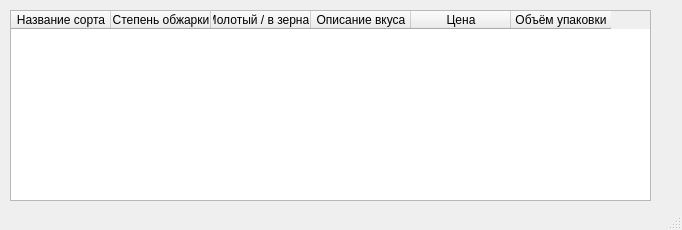
Qt form main.ui (Blue000Black/Homework1) before a commit.
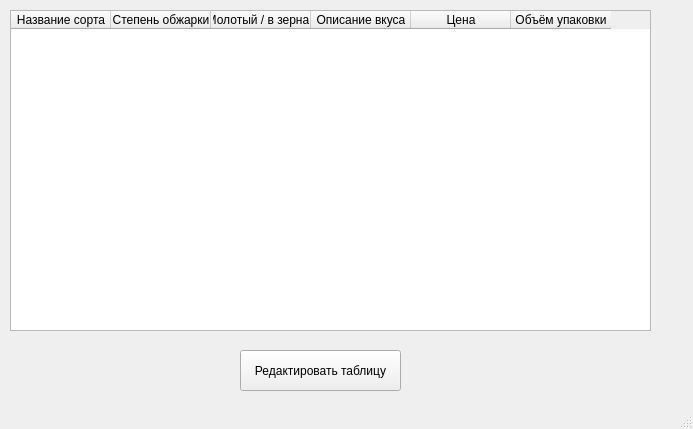
The same form after that commit.

Patch:
```diff
--- a/main.ui
+++ b/main.ui
@@ -6,8 +6,8 @@
    <rect>
     <x>0</x>
     <y>0</y>
-    <width>682</width>
-    <height>230</height>
+    <width>693</width>
+    <height>429</height>
    </rect>
   </property>
   <property name="windowTitle">
@@ -20,7 +20,7 @@
       <x>10</x>
       <y>10</y>
       <width>641</width>
-      <height>191</height>
+      <height>321</height>
      </rect>
     </property>
     <column>
@@ -54,6 +54,19 @@
      </property>
     </column>
    </widget>
+   <widget class="QPushButton" name="btnedit">
+    <property name="geometry">
+     <rect>
+      <x>240</x>
+      <y>350</y>
+      <width>161</width>
+      <height>41</height>
+     </rect>
+    </property>
+    <property name="text">
+     <string>Редактировать таблицу</string>
+    </property>
+   </widget>
   </widget>
   <widget class="QStatusBar" name="statusbar"/>
  </widget>
```
